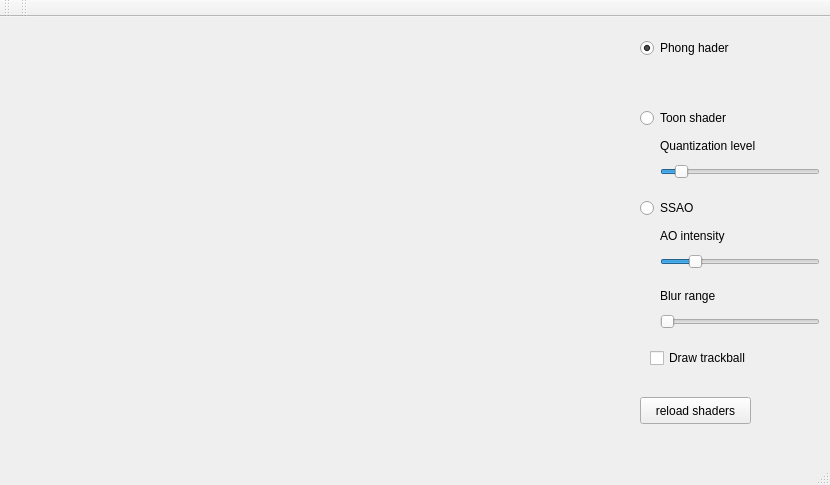
Above: samples/rendering/mainwindow.ui from diegomazala/tucano before the change. Below: the same form after it.
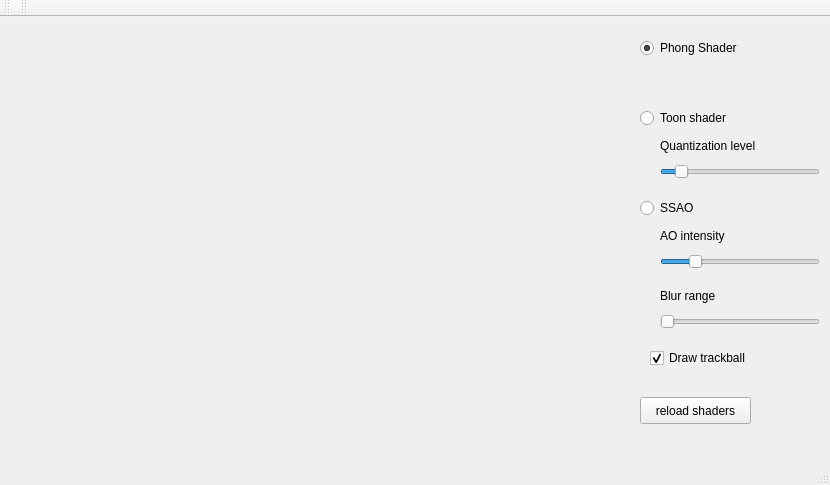
That is the form after the change. Custom widgets are drawn as their Qt base class.

```diff
--- a/samples/rendering/mainwindow.ui
+++ b/samples/rendering/mainwindow.ui
@@ -34,7 +34,7 @@
      </rect>
     </property>
     <property name="text">
-     <string>Phong hader</string>
+     <string>Phong Shader</string>
     </property>
     <property name="checked">
      <bool>true</bool>
@@ -167,6 +167,9 @@
     <property name="text">
      <string>Draw trackball</string>
     </property>
+    <property name="checked">
+     <bool>true</bool>
+    </property>
    </widget>
    <widget class="QSlider" name="slider_ssao_blur">
     <property name="geometry">
```
